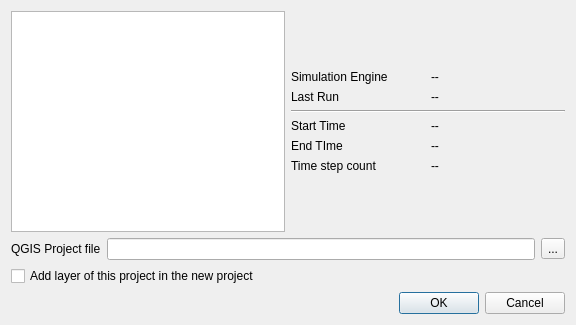
vcloarec/ReosProject, file src/ui/structure2d/reoshydraulicstructureresultexport.ui: the form before one commit.
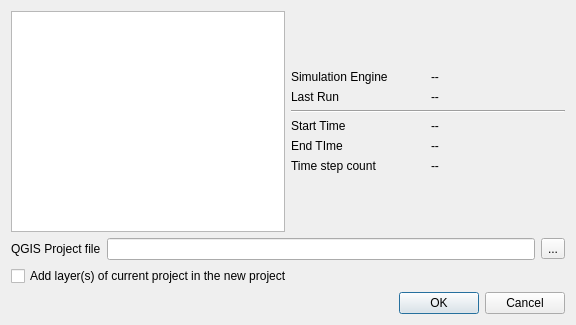
The form after the commit. Custom widgets are drawn as their Qt base class.

The edit to the form file:
```diff
--- a/src/ui/structure2d/reoshydraulicstructureresultexport.ui
+++ b/src/ui/structure2d/reoshydraulicstructureresultexport.ui
@@ -163,7 +163,7 @@
      <item row="0" column="0">
       <widget class="QCheckBox" name="mKeepLayer">
        <property name="text">
-        <string>Add layer of this project in the new project</string>
+        <string>Add layer(s) of current project in the new project</string>
        </property>
       </widget>
      </item>
```
